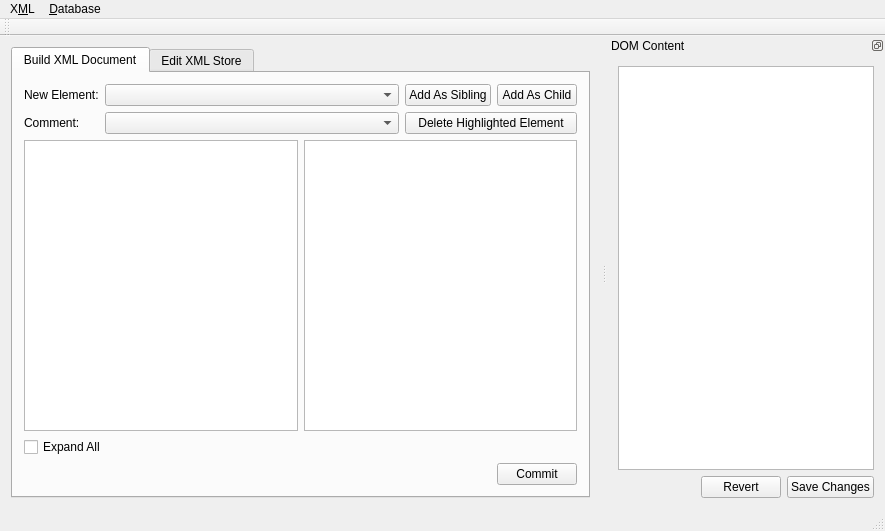
Before: the Qt Designer form GCXMLGenerator/gcmainwindow.ui in goblincoding/xmlmill, drawn with Qt 5.
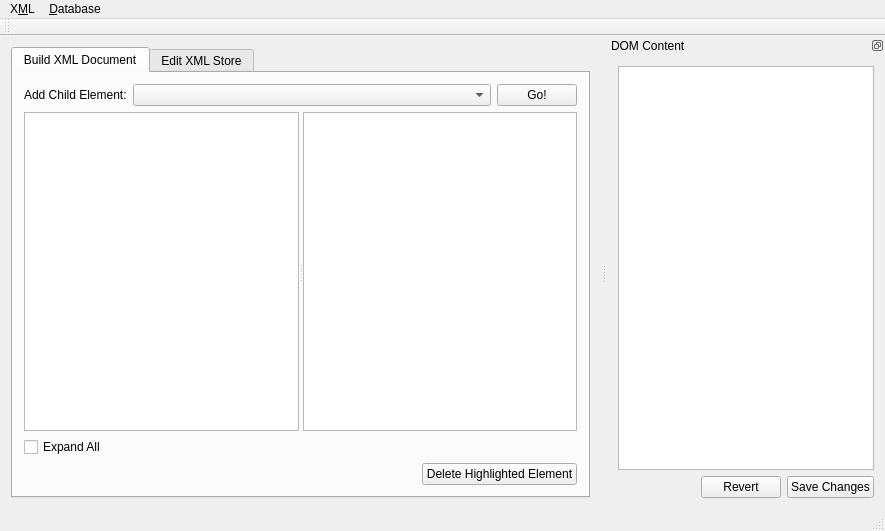
After: the same form once the commit is applied. Icons and pictures are not drawn.

Commit message: Changed the "Build XML Document" tab.

```diff
--- a/GCXMLGenerator/gcmainwindow.ui
+++ b/GCXMLGenerator/gcmainwindow.ui
@@ -18,7 +18,7 @@
     <normaloff>:/resources/goblinicon.jpg</normaloff>:/resources/goblinicon.jpg</iconset>
   </property>
   <widget class="QWidget" name="centralWidget">
-   <layout class="QHBoxLayout" name="horizontalLayout_2">
+   <layout class="QHBoxLayout" name="horizontalLayout">
     <item>
      <widget class="QTabWidget" name="tabWidget">
       <property name="currentIndex">
@@ -30,16 +30,16 @@
        </attribute>
        <layout class="QVBoxLayout" name="verticalLayout">
         <item>
-         <layout class="QGridLayout" name="buildXMLGridLayout">
-          <item row="0" column="0">
-           <widget class="QLabel" name="newElementLabel">
+         <layout class="QHBoxLayout" name="horizontalLayout_2">
+          <item>
+           <widget class="QLabel" name="addElementToDOMLabel">
             <property name="text">
-             <string>New Element:</string>
+             <string>Add Child Element:</string>
             </property>
            </widget>
           </item>
-          <item row="0" column="3">
-           <widget class="QComboBox" name="newElementComboBox">
+          <item>
+           <widget class="QComboBox" name="addElementToDOMComboBox">
             <property name="sizePolicy">
              <sizepolicy hsizetype="Expanding" vsizetype="Fixed">
               <horstretch>0</horstretch>
@@ -48,42 +48,26 @@
             </property>
            </widget>
           </item>
-          <item row="0" column="4">
-           <widget class="QPushButton" name="addAsSiblingButton">
+          <item>
+           <widget class="QPushButton" name="addElementToDOMButton">
             <property name="text">
-             <string>Add As Sibling</string>
+             <string>Go!</string>
             </property>
            </widget>
           </item>
-          <item row="0" column="5">
-           <widget class="QPushButton" name="addAsChildButton">
-            <property name="text">
-             <string>Add As Child</string>
-            </property>
-           </widget>
-          </item>
-          <item row="1" column="0">
-           <widget class="QLabel" name="commentLabel">
-            <property name="text">
-             <string>Comment:</string>
-            </property>
-           </widget>
-          </item>
-          <item row="1" column="4" colspan="2">
-           <widget class="QPushButton" name="buildDeleteButton">
-            <property name="text">
-             <string>Delete Highlighted Element</string>
-            </property>
-           </widget>
-          </item>
-          <item row="1" column="3">
-           <widget class="QComboBox" name="commentComboBox"/>
-          </item>
          </layout>
         </item>
         <item>
-         <layout class="QHBoxLayout" name="horizontalLayout">
-          <item>
+         <widget class="QSplitter" name="splitter">
+          <property name="sizePolicy">
+           <sizepolicy hsizetype="Expanding" vsizetype="Expanding">
+            <horstretch>0</horstretch>
+            <verstretch>0</verstretch>
+           </sizepolicy>
+          </property>
+          <property name="orientation">
+           <enum>Qt::Horizontal</enum>
+          </property>
            <widget class="QTreeWidget" name="treeWidget">
             <property name="editTriggers">
              <set>QAbstractItemView::EditKeyPressed|QAbstractItemView::SelectedClicked</set>
@@ -109,8 +93,6 @@
              </property>
             </column>
            </widget>
-          </item>
-          <item>
            <widget class="QTableWidget" name="tableWidget">
             <property name="alternatingRowColors">
              <bool>true</bool>
@@ -135,8 +117,7 @@
              </property>
             </column>
            </widget>
-          </item>
-         </layout>
+         </widget>
         </item>
         <item>
          <widget class="QCheckBox" name="expandAllCheckBox">
@@ -163,7 +144,7 @@
           <item>
            <widget class="QPushButton" name="buildCommitButton">
             <property name="text">
-             <string>Commit</string>
+             <string>Delete Highlighted Element</string>
             </property>
            </widget>
           </item>
```
Left out of the diff: 2 changed lines with no effect on the pictures. Lines whose indentation alone changed are shown as unchanged. The commit also changes 2 other files.
